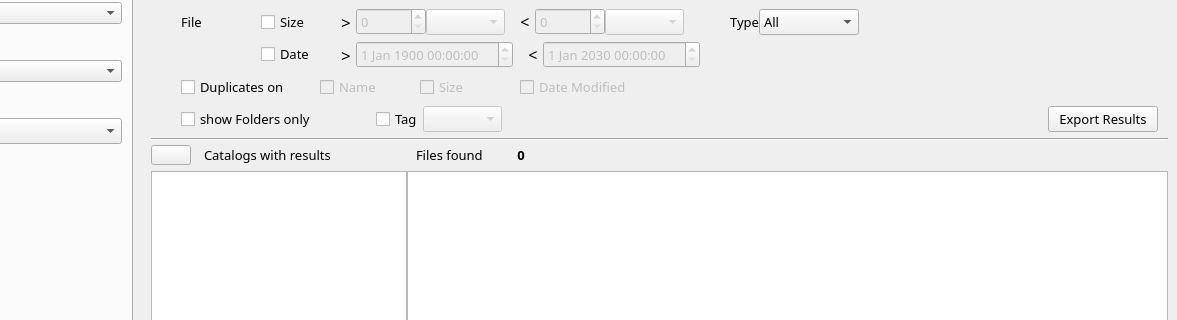
This is mainwindow.ui in StephaneCouturier/Katalog as Qt 5 draws it before an edit; both pictures show x 103 to 1280 and y 116 to 436 of the 1280 by 729 pixel window. The edited form follows.
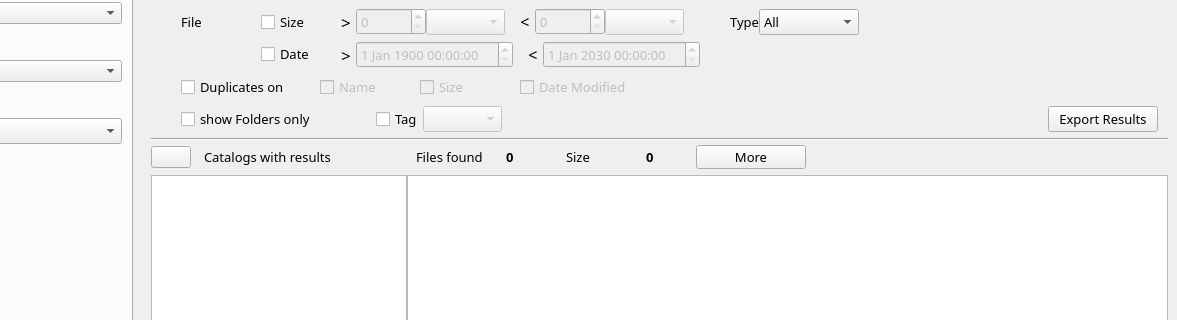
This is the edited form. Icons and pictures are not drawn. Custom widgets are drawn as their Qt base class.

Commit message: https://github.com/StephaneCouturier/Katalog/issues/214

```diff
--- a/mainwindow.ui
+++ b/mainwindow.ui
@@ -15,7 +15,7 @@
   </property>
   <property name="minimumSize">
    <size>
-    <width>1080</width>
+    <width>1180</width>
     <height>0</height>
    </size>
   </property>
@@ -2460,7 +2460,7 @@
                 </property>
                 <property name="minimumSize">
                  <size>
-                  <width>90</width>
+                  <width>100</width>
                   <height>0</height>
                  </size>
                 </property>
@@ -2501,7 +2501,87 @@
                  <string>0</string>
                 </property>
                 <property name="alignment">
-                 <set>Qt::AlignCenter</set>
+                 <set>Qt::AlignLeading|Qt::AlignLeft|Qt::AlignVCenter</set>
+                </property>
+               </widget>
+              </item>
+              <item>
+               <widget class="QLabel" name="Search_label_SizeTitle">
+                <property name="sizePolicy">
+                 <sizepolicy hsizetype="Fixed" vsizetype="Preferred">
+                  <horstretch>0</horstretch>
+                  <verstretch>0</verstretch>
+                 </sizepolicy>
+                </property>
+                <property name="minimumSize">
+                 <size>
+                  <width>90</width>
+                  <height>0</height>
+                 </size>
+                </property>
+                <property name="font">
+                 <font>
+                  <family>Noto Sans</family>
+                  <pointsize>10</pointsize>
+                 </font>
+                </property>
+                <property name="text">
+                 <string>Size</string>
+                </property>
+                <property name="alignment">
+                 <set>Qt::AlignLeading|Qt::AlignLeft|Qt::AlignVCenter</set>
+                </property>
+                <property name="indent">
+                 <number>10</number>
+                </property>
+               </widget>
+              </item>
+              <item>
+               <widget class="QLabel" name="Search_label_SizeResults">
+                <property name="minimumSize">
+                 <size>
+                  <width>50</width>
+                  <height>0</height>
+                 </size>
+                </property>
+                <property name="font">
+                 <font>
+                  <family>Noto Sans</family>
+                  <pointsize>10</pointsize>
+                  <weight>75</weight>
+                  <bold>true</bold>
+                 </font>
+                </property>
+                <property name="text">
+                 <string>0</string>
+                </property>
+                <property name="alignment">
+                 <set>Qt::AlignLeading|Qt::AlignLeft|Qt::AlignVCenter</set>
+                </property>
+               </widget>
+              </item>
+              <item>
+               <widget class="QPushButton" name="Search_pushButton_FileFoundMoreStatistics">
+                <property name="minimumSize">
+                 <size>
+                  <width>110</width>
+                  <height>0</height>
+                 </size>
+                </property>
+                <property name="maximumSize">
+                 <size>
+                  <width>16777215</width>
+                  <height>24</height>
+                 </size>
+                </property>
+                <property name="toolTip">
+                 <string>Reset all criteria to default values, and clear previous results.</string>
+                </property>
+                <property name="text">
+                 <string>More</string>
+                </property>
+                <property name="icon">
+                 <iconset theme="view-statistics"/>
                 </property>
                </widget>
               </item>
```
The commit also changes 2 other files.
